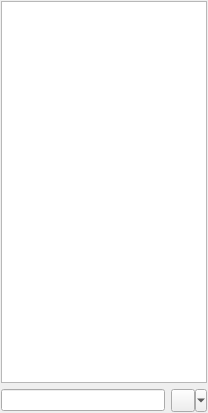
Before: the Qt Designer form src/plugins/azoth/mainwidget.ui in 0xd34df00d/leechcraft, drawn with Qt 5.
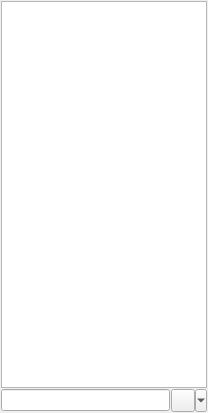
After: the same form once the commit is applied.

Commit message: LeechCraft: adjusted spacing.

Diff of the .ui file:
```diff
--- a/src/plugins/azoth/mainwidget.ui
+++ b/src/plugins/azoth/mainwidget.ui
@@ -14,6 +14,9 @@
    <string/>
   </property>
   <layout class="QVBoxLayout" name="verticalLayout">
+   <property name="spacing">
+    <number>1</number>
+   </property>
    <property name="margin">
     <number>1</number>
    </property>
```
